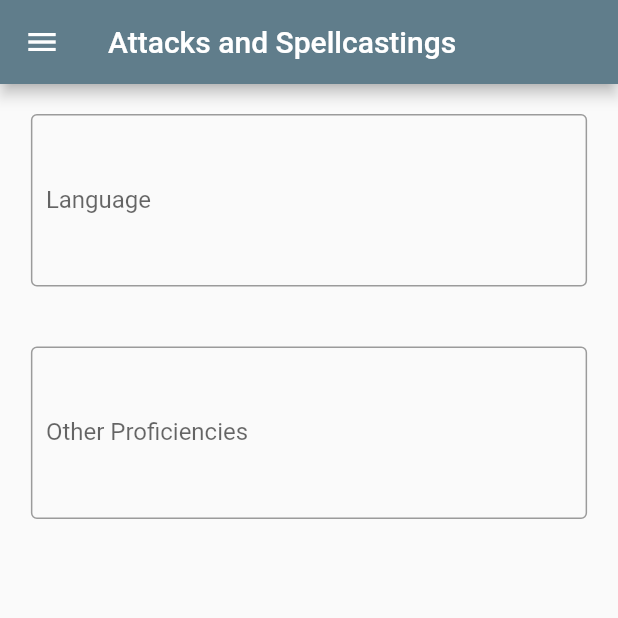
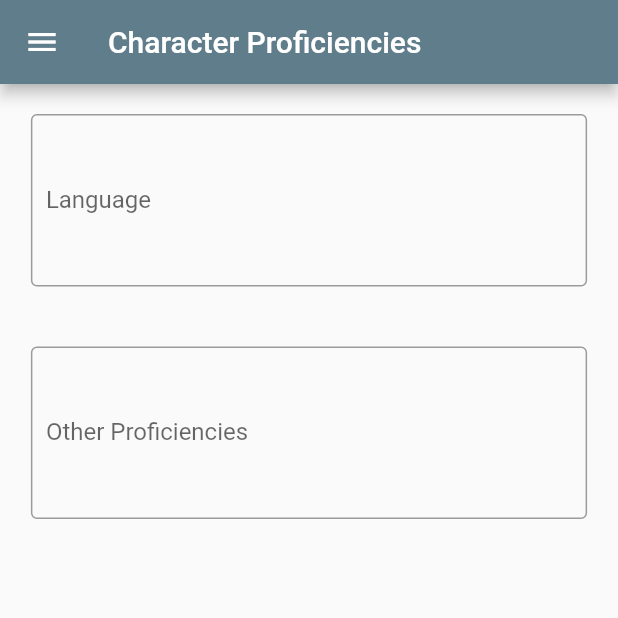
Before and after one commit to raymosaid/UASPromvis, a Flutter app: the ProficiencyPage screen opened directly, on a phone screen of 412 x 824 dp, the top half of it. Run offline on Flutter 3.47's test engine with Material 2 defaults, Android fonts, the phone set to English and light mode, and no system bars.

Commit message:
change the appbar name in proficiency.dart
change to Character Proficiencies

```diff
--- a/lib/proficiency.dart
+++ b/lib/proficiency.dart
@@ -28,7 +28,7 @@ class ProficiencyPage extends StatelessWidget {
   Widget build(BuildContext context) {
     return Scaffold(
       appBar: AppBar(
-        title: Text("Attacks and Spellcastings"),
+        title: Text("Character Proficiencies"),
       ),
       drawer: myDrawer(),
       body: Column(
```
